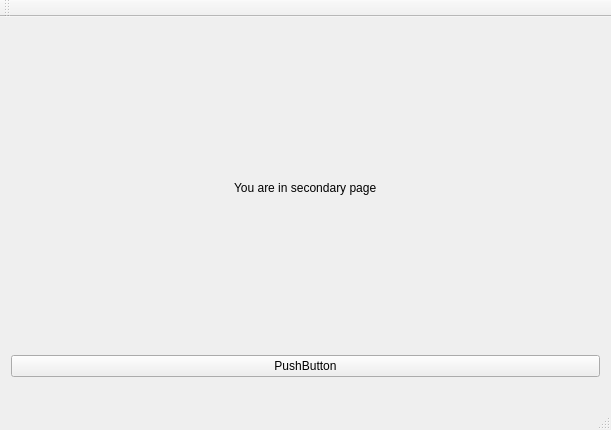
Kpro11/Aqeous, file secondarywindow.ui: the form before one commit.
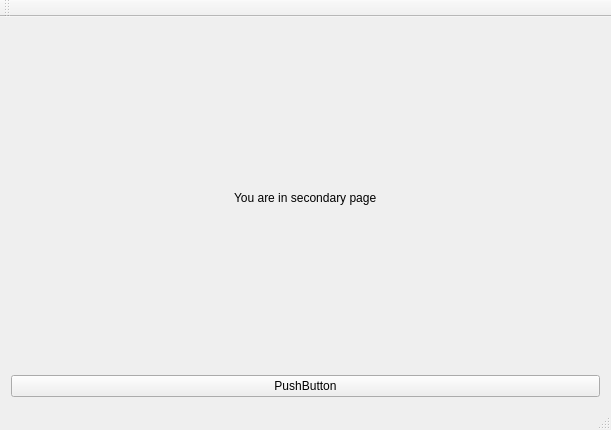
The form after the commit.

Commit message: Set layout on window to scale automaticly

What changed in the file:
```diff
--- a/secondarywindow.ui
+++ b/secondarywindow.ui
@@ -10,22 +10,33 @@
     <height>430</height>
    </rect>
   </property>
+  <property name="sizePolicy">
+   <sizepolicy hsizetype="Maximum" vsizetype="Maximum">
+    <horstretch>0</horstretch>
+    <verstretch>0</verstretch>
+   </sizepolicy>
+  </property>
   <property name="windowTitle">
    <string>SecondaryWindow</string>
   </property>
   <widget class="QWidget" name="centralWidget">
-   <widget class="QWidget" name="gridLayoutWidget">
-    <property name="geometry">
-     <rect>
-      <x>0</x>
-      <y>0</y>
-      <width>611</width>
-      <height>371</height>
-     </rect>
-    </property>
+   <property name="sizePolicy">
+    <sizepolicy hsizetype="Maximum" vsizetype="Maximum">
+     <horstretch>0</horstretch>
+     <verstretch>0</verstretch>
+    </sizepolicy>
+   </property>
+   <layout class="QGridLayout" name="gridLayout_2">
+    <item row="0" column="0">
     <layout class="QGridLayout" name="gridLayout">
      <item row="0" column="0" alignment="Qt::AlignHCenter|Qt::AlignVCenter">
       <widget class="QLabel" name="label">
+        <property name="sizePolicy">
+         <sizepolicy hsizetype="Maximum" vsizetype="Maximum">
+          <horstretch>0</horstretch>
+          <verstretch>0</verstretch>
+         </sizepolicy>
+        </property>
        <property name="text">
         <string>You are in secondary page</string>
        </property>
@@ -39,7 +50,8 @@
       </widget>
      </item>
     </layout>
-   </widget>
+    </item>
+   </layout>
   </widget>
   <widget class="QMenuBar" name="menuBar">
    <property name="geometry">
```
Lines whose indentation alone changed are shown as unchanged.
